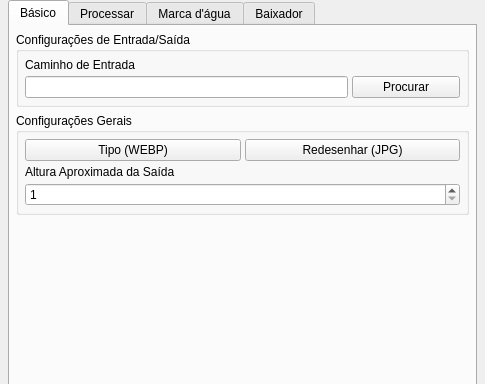
Above: gui/layout.ui from ReadStitch/ReadStitch before the change; both pictures show x 0 to 485 and y 0 to 384 of the 485 by 570 pixel window. Below: the same form after it.
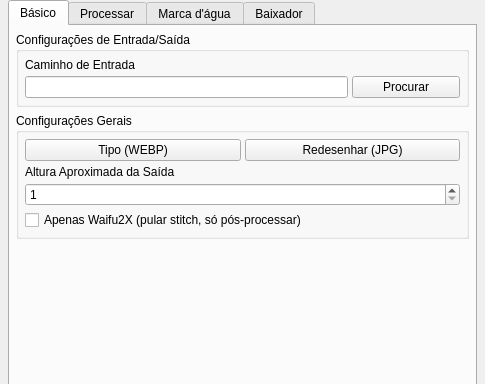
That is the form after the change. Icons and pictures are not drawn.

Commit message: Update: Bump version to 1.4.2, fix Comix decryption headers, add CPU fallback for Waifu2X, update README with build instructions

What changed in the file:
```diff
--- a/gui/layout.ui
+++ b/gui/layout.ui
@@ -157,6 +157,16 @@
              </property>
             </widget>
            </item>
+           <item>
+            <widget class="QCheckBox" name="waifuOnlyCheckbox">
+             <property name="text">
+              <string>Apenas Waifu2X (pular stitch, só pós-processar)</string>
+             </property>
+             <property name="toolTip">
+              <string>Quando ativado, pula o processo de junção (stitch) e executa apenas o Waifu2X nas imagens da pasta de entrada.</string>
+             </property>
+            </widget>
+           </item>
           </layout>
          </widget>
         </item>
```
Left out of the diff: 14 changed lines with no effect on the pictures. The commit also changes 20 other files.
